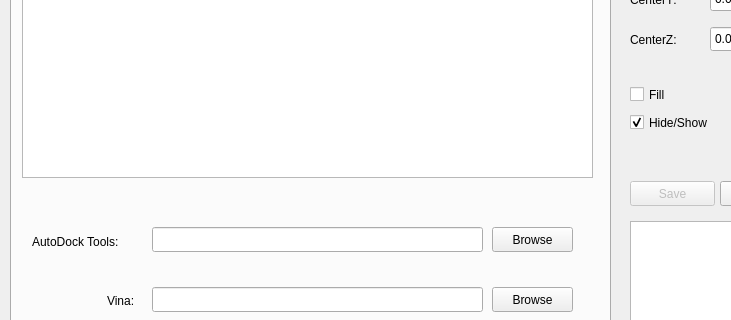
Above: demowidget.ui from gjonwick/MAGI-Dock before the change; both pictures show x 0 to 731 and y 239 to 559 of the 980 by 800 pixel window. Below: the same form after it.
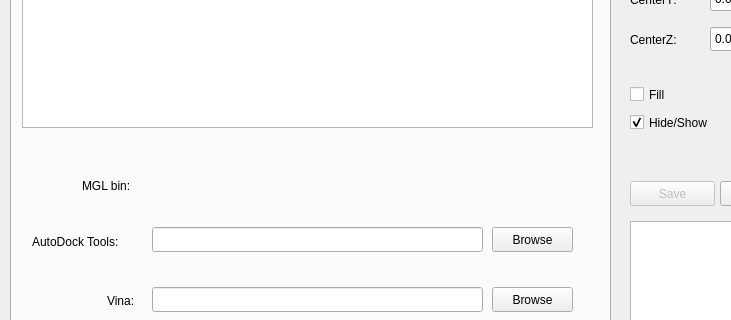
That is the form after the change. Icons and pictures are not drawn.

What changed in the file:
```diff
--- a/demowidget.ui
+++ b/demowidget.ui
@@ -609,10 +609,23 @@
        <x>10</x>
        <y>20</y>
        <width>571</width>
-       <height>331</height>
+       <height>281</height>
       </rect>
      </property>
     </widget>
+    <widget class="QLabel" name="label_19">
+     <property name="geometry">
+      <rect>
+       <x>70</x>
+       <y>350</y>
+       <width>67</width>
+       <height>17</height>
+      </rect>
+     </property>
+     <property name="text">
+      <string>MGL bin:</string>
+     </property>
+    </widget>
    </widget>
    <widget class="QWidget" name="receptor_tab">
     <attribute name="title">
```
Left out of the diff: 5 changed lines with no effect on the pictures.
